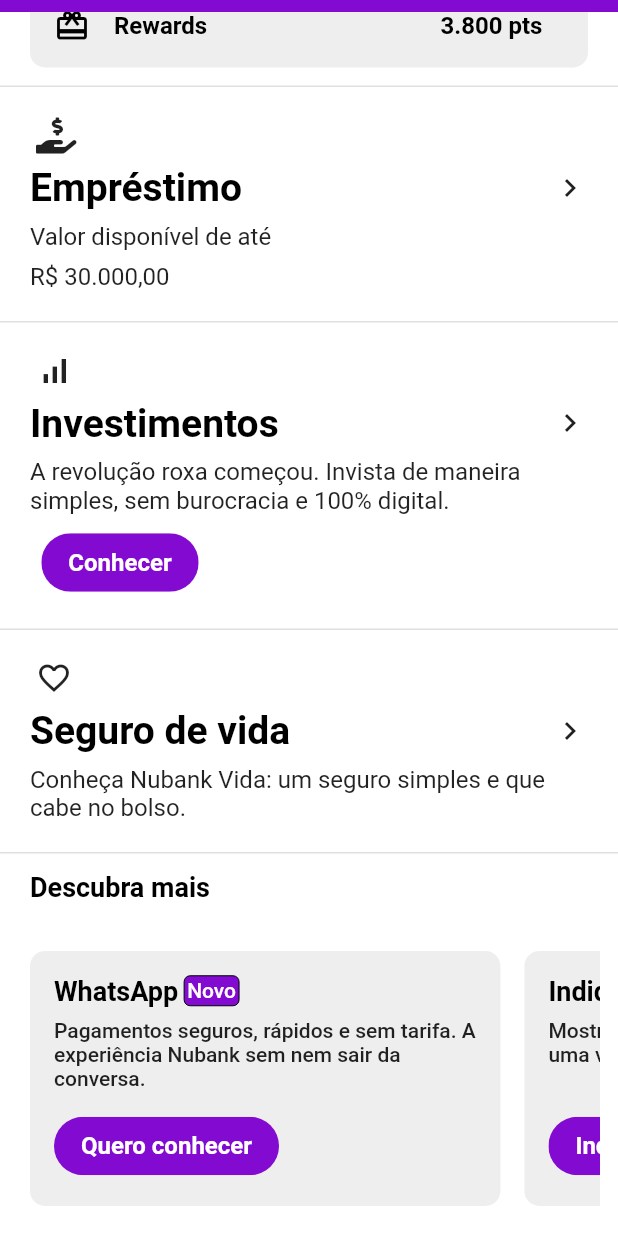
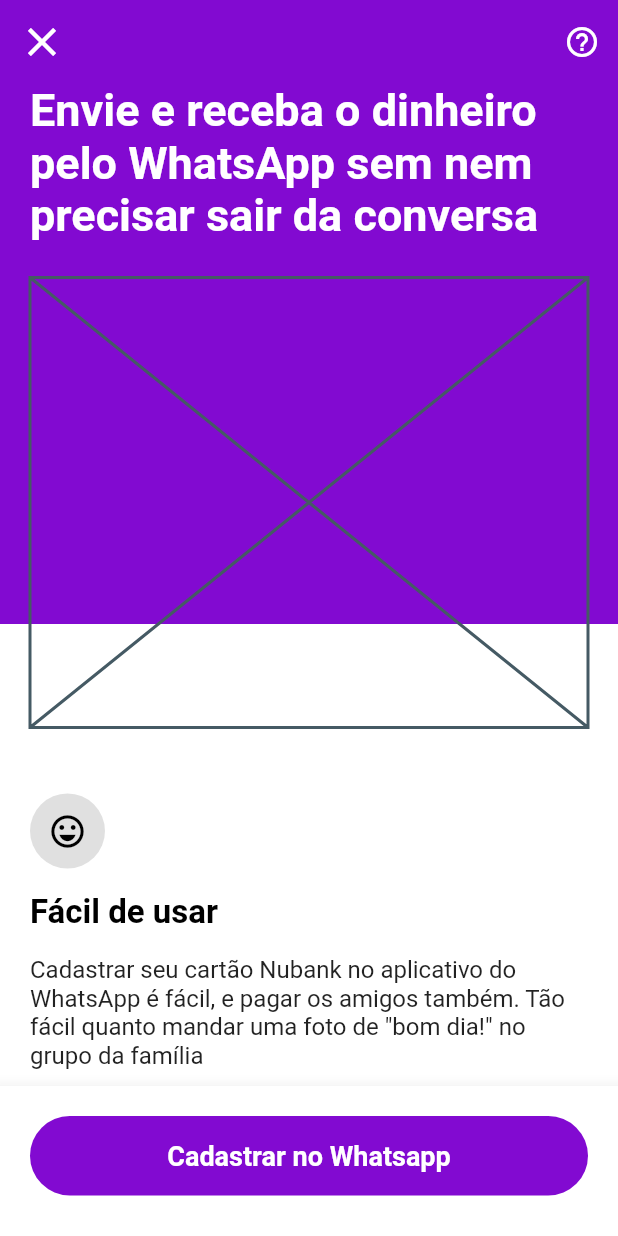
Before and after one commit to Eduardo-Tanaka/Nubank-flutter, a Flutter app: the screen it shows after launch, scrolled down 797 dp, after a tap on "WhatsApp", on a phone screen of 412 x 824 dp. Run offline on Flutter 3.47's test engine with Material 2 defaults, Android fonts, the phone set to English and light mode, and no system bars; our stand-ins replace contacts_service, dotted_line, flutter_masked_text2, font_awesome_flutter, google_fonts, permission_handler and 1 more; missing offline and left inert: qr_code_scanner.

Commit message:
whatsapp cadastrar page

```diff
--- a/lib/app_widget.dart
+++ b/lib/app_widget.dart
@@ -39,6 +39,7 @@ import 'modules/pix/pix_copia_cola/pix_copia_cola_page.dart';
 import 'modules/splash/splash_page.dart';
 import 'modules/transferir/qrcode/transferir_qrcode_page.dart';
 import 'modules/transferir/transferir_confirmar_page.dart';
+import 'modules/whatsapp/whatsapp_cadastrar_page.dart';
 
 class AppWidget extends StatelessWidget {
   // travar orientacao da tela para retrato
@@ -91,6 +92,7 @@ class AppWidget extends StatelessWidget {
       "/transferir_qrcode": TransferirQrcodePage(),
       "/pix_copia_cola": PixCopiaColaPage(),
       "/qrcode_read": QrcodeReadPage(),
+      "/whatsapp_cadastrar": WhatsappCadastrarPage(),
     };
     return MaterialApp(
       title: 'Nubank',
--- a/lib/modules/home/home_page.dart
+++ b/lib/modules/home/home_page.dart
@@ -347,18 +347,29 @@ class _HomePageState extends State<HomePage> {
                         scrollDirection: Axis.horizontal,
                         physics: BouncingScrollPhysics(),
                         children: [
-                          HomeCardDescubraWidget(
+                          Container(
+                            width: MediaQuery.of(context).size.width / 1.25,
+                            child: HomeCardDescubraWidget(
                               title: "WhatsApp",
                               subtitle:
                                   "Pagamentos seguros, rápidos e sem tarifa. A experiência Nubank sem nem sair da conversa.",
                               chipText: "Quero conhecer",
                               isNew: true,
+                              onPressed: () {
+                                Navigator.pushNamed(
+                                    context, "/whatsapp_cadastrar");
+                              },
                             ),
-                          HomeCardDescubraWidget(
+                          ),
+                          Container(
+                            width: MediaQuery.of(context).size.width / 1.25,
+                            child: HomeCardDescubraWidget(
                               title: "Indique seus amigos",
                               subtitle:
                                   "Mostre aos seus amigos como é fácil ter uma vida sem burocracia.",
                               chipText: "Indicar amigos",
+                              onPressed: () {},
+                            ),
                           ),
                         ],
                       ),
--- /dev/null
+++ b/lib/modules/whatsapp/whatsapp_cadastrar_page.dart
@@ -0,0 +1,106 @@
+import 'package:flutter/material.dart';
+import 'package:nubank/shared/themes/app_colors.dart';
+import 'package:nubank/shared/themes/app_text_styles.dart';
+import 'package:nubank/shared/widgets/app_bar/app_bar_widget.dart';
+import 'package:nubank/shared/widgets/button_nu/button_nu_widget.dart';
+import 'package:nubank/shared/widgets/card_whatsapp/card_whatsapp_widget.dart';
+import 'package:nubank/shared/widgets/home_card/home_card_descubra_widget.dart';
+
+class WhatsappCadastrarPage extends StatelessWidget {
+  const WhatsappCadastrarPage({Key? key}) : super(key: key);
+
+  @override
+  Widget build(BuildContext context) {
+    return Scaffold(
+      appBar: AppBarWidget(
+        backgroundColor: AppColors.primary,
+        showTrailingIcon: true,
+      ),
+      body: NotificationListener<OverscrollIndicatorNotification>(
+        onNotification: (OverscrollIndicatorNotification overscroll) {
+          overscroll.disallowGlow();
+          return false;
+        },
+        child: SingleChildScrollView(
+          child: Column(
+            children: [
+              Stack(
+                children: [
+                  Container(
+                    color: AppColors.primary,
+                    height: 360,
+                  ),
+                  Column(
+                    children: [
+                      Padding(
+                        padding: const EdgeInsets.symmetric(horizontal: 20),
+                        child: Text(
+                          "Envie e receba o dinheiro pelo WhatsApp sem nem precisar sair da conversa",
+                          style: TextStyles.textWhiteBigBold,
+                        ),
+                      ),
+                      Padding(
+                        padding: const EdgeInsets.symmetric(
+                          horizontal: 20,
+                          vertical: 24,
+                        ),
+                        child: Placeholder(
+                          fallbackHeight: 300,
+                        ),
+                      ),
+                      CardWhatsappWidget(
+                        icon: Icons.emoji_emotions_outlined,
+                        title: "Fácil de usar",
+                        subtitle:
+                            "Cadastrar seu cartão Nubank no aplicativo do WhatsApp é fácil, e pagar os amigos também. Tão fácil quanto mandar uma foto de \"bom dia!\" no grupo da família",
+                      ),
+                      CardWhatsappWidget(
+                        icon: Icons.lock_outline,
+                        title: "Seguro e confiável",
+                        subtitle:
+                            "Seu cartão é protegido por um código de segurança único, assim suas informações são protegidas e não serão enviadas como parte das transações no WhatsApp.",
+                      ),
+                      CardWhatsappWidget(
+                        icon: Icons.schedule_outlined,
+                        title: "Disponível quando precisar",
+                        subtitle:
+                            "Pagamentos rápidos e sem tarifas como você já conhecia no Nubank. Em qualquer dia e a qualquer hora, mesmo no final de semana e de madrugada.",
+                      ),
+                      Padding(
+                        padding: const EdgeInsets.all(20),
+                        child: HomeCardDescubraWidget(
+                          title: "WhatsApp",
+                          subtitle:
+                              "O recurso de pagamentos no Nubank é oferecido pelo Facebook Pay e processado pelo Facebook Pagamentos e pela Cielo.",
+                          onPressed: null,
+                        ),
+                      ),
+                    ],
+                  ),
+                ],
+              ),
+            ],
+          ),
+        ),
+      ),
+      bottomNavigationBar: Material(
+        elevation: 10,
+        color: Colors.white,
+        child: Container(
+          height: 100,
+          child: Padding(
+            padding: const EdgeInsets.only(top: 20, left: 20, right: 20),
+            child: Column(
+              children: [
+                ButtonNuWidget(
+                  text: "Cadastrar no Whatsapp",
+                  onPressed: () {},
+                ),
+              ],
+            ),
+          ),
+        ),
+      ),
+    );
+  }
+}
--- a/lib/shared/themes/app_text_styles.dart
+++ b/lib/shared/themes/app_text_styles.dart
@@ -57,6 +57,11 @@ class TextStyles {
   );
   static final titleHome = GoogleFonts.roboto(
     fontSize: 18,
+    fontWeight: FontWeight.w600,
+    color: Colors.white,
+  );
+  static final textWhiteBigBold = GoogleFonts.roboto(
+    fontSize: 30,
     fontWeight: FontWeight.w600,
     color: Colors.white,
   );
--- a/lib/shared/widgets/app_bar/app_bar_widget.dart
+++ b/lib/shared/widgets/app_bar/app_bar_widget.dart
@@ -11,6 +11,7 @@ class AppBarWidget extends StatelessWidget with PreferredSizeWidget {
   final IconData? trailingIcon;
   final VoidCallback? onPressedTrailing;
   final VoidCallback? onPress;
+  final Color? backgroundColor;
 
   @override
   final Size preferredSize = Size.fromHeight(kToolbarHeight);
@@ -24,19 +25,20 @@ class AppBarWidget extends StatelessWidget with PreferredSizeWidget {
     this.trailingIcon,
     this.onPressedTrailing,
     this.onPress,
+    this.backgroundColor,
   }) : super(key: key);
 
   @override
   Widget build(BuildContext context) {
     return AppBar(
-      backgroundColor: Colors.white,
+      backgroundColor: backgroundColor ?? Colors.white,
       elevation: 0,
       centerTitle: true,
       title: showTitle(),
       leading: IconButton(
         icon: Icon(
           icon ?? Icons.close,
-          color: Colors.grey,
+          color: backgroundColor != null ? Colors.white : Colors.grey,
           size: icon == null ? 32 : 40,
         ),
         onPressed: onPress ?? () => Navigator.of(context).pop(),
@@ -47,7 +49,7 @@ class AppBarWidget extends StatelessWidget with PreferredSizeWidget {
           child: IconButton(
             icon: Icon(
               trailingIcon ?? Icons.help_outline,
-              color: Colors.grey,
+              color: backgroundColor != null ? Colors.white : Colors.grey,
             ),
             onPressed: onPressedTrailing,
           ),
--- /dev/null
+++ b/lib/shared/widgets/card_whatsapp/card_whatsapp_widget.dart
@@ -0,0 +1,47 @@
+import 'package:flutter/material.dart';
+
+import 'package:nubank/shared/themes/app_text_styles.dart';
+import 'package:nubank/shared/widgets/circle_icon_button/circle_icon_button_widget.dart';
+
+class CardWhatsappWidget extends StatelessWidget {
+  final IconData icon;
+  final String title;
+  final String subtitle;
+
+  const CardWhatsappWidget({
+    Key? key,
+    required this.icon,
+    required this.title,
+    required this.subtitle,
+  }) : super(key: key);
+
+  @override
+  Widget build(BuildContext context) {
+    return Padding(
+      padding: const EdgeInsets.symmetric(horizontal: 20, vertical: 20),
+      child: Column(
+        crossAxisAlignment: CrossAxisAlignment.start,
+        children: [
+          CircleIconButtonWidget(
+            icon: icon,
+            background: Colors.grey[200],
+            color: Colors.black,
+            padding: 12,
+            onPressed: null,
+          ),
+          Padding(
+            padding: const EdgeInsets.symmetric(vertical: 16),
+            child: Text(
+              title,
+              style: TextStyles.textTitleBold,
+            ),
+          ),
+          Text(
+            subtitle,
+            style: TextStyles.textSmall,
+          ),
+        ],
+      ),
+    );
+  }
+}
--- a/lib/shared/widgets/circle_icon_button/circle_icon_button_widget.dart
+++ b/lib/shared/widgets/circle_icon_button/circle_icon_button_widget.dart
@@ -3,7 +3,7 @@ import 'package:nubank/shared/themes/app_colors.dart';
 
 class CircleIconButtonWidget extends StatelessWidget {
   final IconData icon;
-  final VoidCallback onPressed;
+  final VoidCallback? onPressed;
   final Color? background;
   final Color? color;
   final double padding;
--- a/lib/shared/widgets/home_card/home_card_descubra_widget.dart
+++ b/lib/shared/widgets/home_card/home_card_descubra_widget.dart
@@ -6,24 +6,25 @@ import 'package:nubank/shared/themes/app_text_styles.dart';
 class HomeCardDescubraWidget extends StatelessWidget {
   final String title;
   final String subtitle;
-  final String chipText;
+  final String? chipText;
   final bool isNew;
+  final VoidCallback? onPressed;
 
   const HomeCardDescubraWidget({
     Key? key,
     required this.title,
     required this.subtitle,
-    required this.chipText,
+    this.chipText,
     this.isNew = false,
+    required this.onPressed,
   }) : super(key: key);
 
   @override
   Widget build(BuildContext context) {
     return Container(
-      width: MediaQuery.of(context).size.width / 1.25,
       padding: const EdgeInsets.symmetric(vertical: 20, horizontal: 8),
       child: ElevatedButton(
-        onPressed: () {},
+        onPressed: onPressed,
         style: TextButton.styleFrom(
           backgroundColor: Colors.grey[200],
           padding: EdgeInsets.all(16),
@@ -77,13 +78,16 @@ class HomeCardDescubraWidget extends StatelessWidget {
                 ),
               ],
             ),
-            Chip(
-              label: Text(
-                chipText,
-                style: TextStyles.textWhiteBold,
+            Visibility(
+              visible: chipText == null ? false : true,
+              child: Chip(
+                label: Text(
+                  chipText ?? "",
+                  style: TextStyles.textWhiteBold,
+                ),
+                backgroundColor: AppColors.primary,
+                padding: const EdgeInsets.all(10),
               ),
-              backgroundColor: AppColors.primary,
-              padding: const EdgeInsets.all(10),
             ),
           ],
         ),
```
Lines whose indentation alone changed are shown as unchanged.
